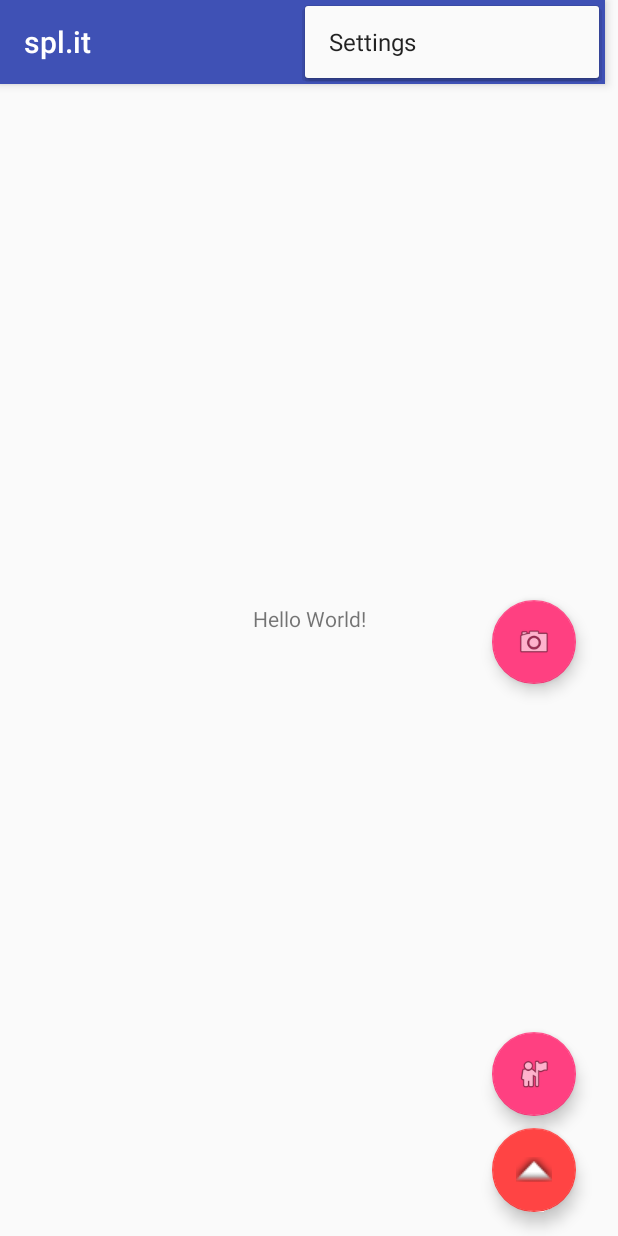
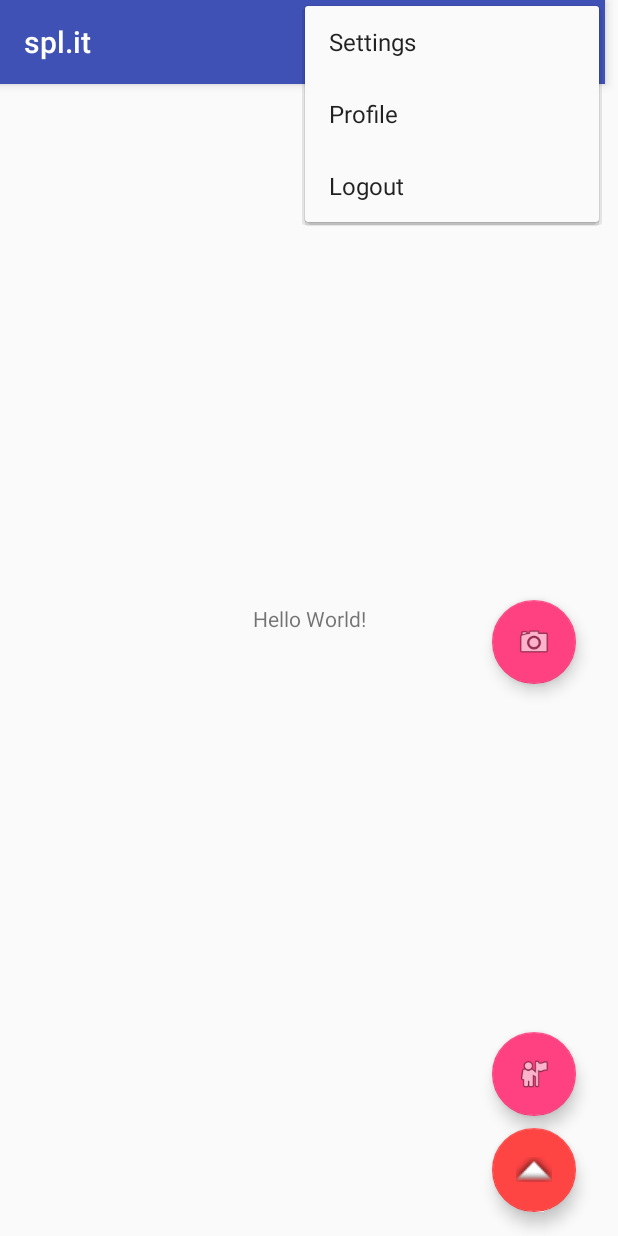
Before and after one commit to rayzhv/spl.it, an Android app: the screen it shows after launch (MainActivity), with the options menu open, on a phone screen of 412 x 824 dp. Run offline under Robolectric (Android 15) with nearby library versions, the light colour scheme and no system bars; our stand-ins replace Firebase (no records; nobody signed in at launch, a user with empty details on screens opened directly).

Commit message:
updated menu

```diff
--- a/app/src/main/res/menu/menu_main.xml
+++ b/app/src/main/res/menu/menu_main.xml
@@ -6,5 +6,15 @@
         android:id="@+id/action_settings"
         android:orderInCategory="100"
         android:title="@string/action_settings"
-        app:showAsAction="never" />
+        app:showAsAction="collapseActionView" />
+    <item
+        android:id="@+id/action_profile"
+        android:orderInCategory="100"
+        android:title="@string/action_profile"
+        app:showAsAction="collapseActionView" />
+    <item
+        android:id="@+id/action_logout"
+        android:orderInCategory="100"
+        android:title="@string/action_logout"
+        app:showAsAction="collapseActionView" />
 </menu>
--- a/app/src/main/res/values/strings.xml
+++ b/app/src/main/res/values/strings.xml
@@ -1,5 +1,7 @@
 <resources>
     <string name="app_name">spl.it</string>
     <string name="action_settings">Settings</string>
+    <string name="action_profile">Profile</string>
+    <string name="action_logout">Logout</string>
     <string name="title_activity_new_txn">newTxn</string>
 </resources>
```
Also changed, not shown: app/src/main/java/edu/gatech/split/Controllers/MainActivity.java (+7 -0 lines).
